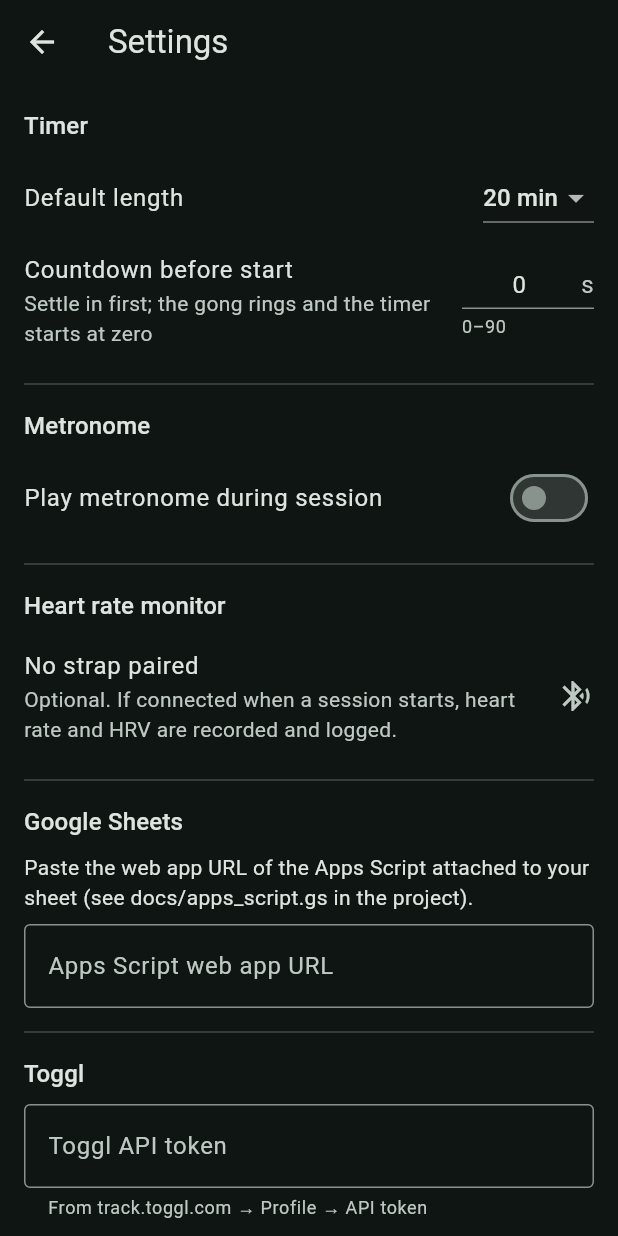
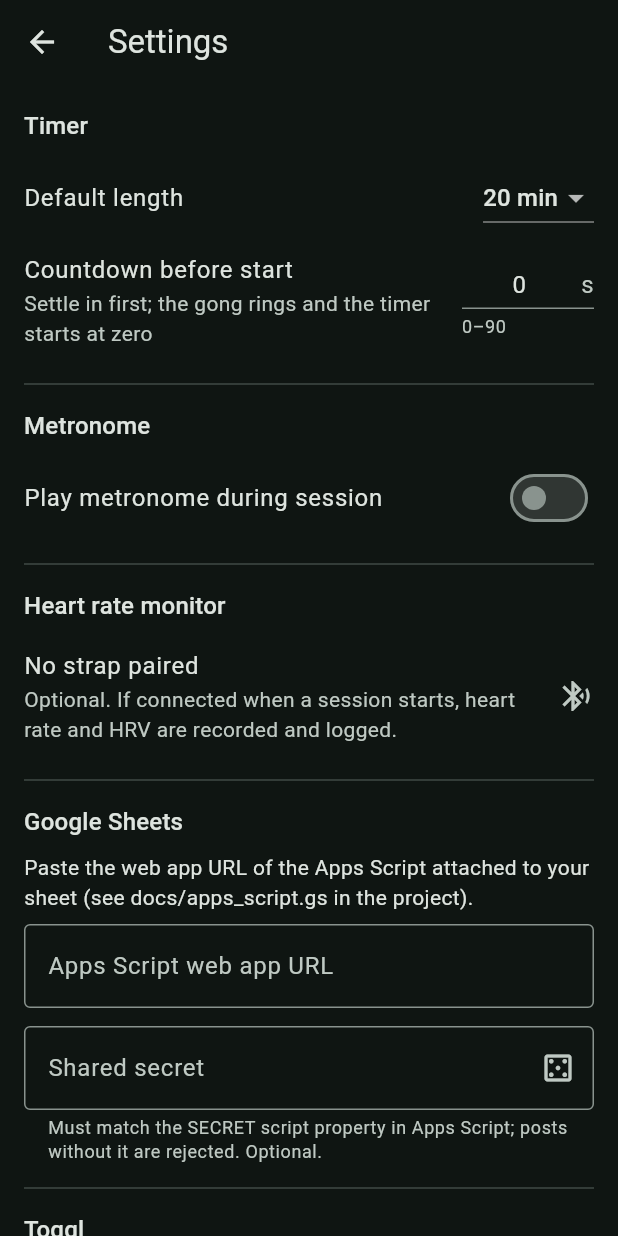
Before and after one commit to Etyre/meditation-app, a Flutter app: the SettingsScreen screen opened directly, on a phone screen of 412 x 824 dp. Run offline on Flutter 3.47's test engine with Material 3 defaults, Android fonts, the phone set to English and light mode, and no system bars; our stand-ins replace audioplayers, clock, flutter_blue_plus, shared_preferences, wakelock_plus; accounts and stored records are empty; statements that could not run were skipped.

Commit message:
Sheets webhook: shared-secret check; gitignore private config
The Apps Script now rejects posts that don't carry the SECRET script
property; the app sends it from a new Settings field (with a generator)
and follows the Apps Script redirect so a rejection marks the session
unsent instead of silently succeeding. .gitignore gains a section for
private/local config (device UDID, tokens, backups, credentials).

Co-Authored-By: Claude Fable 5.1 <noreply@anthropic.com>
Claude-Session: https://claude.ai/code/session_0181Fz4stKeQBCiqJhTvmq9o

```diff
--- a/lib/core/models/app_settings.dart
+++ b/lib/core/models/app_settings.dart
@@ -13,6 +13,11 @@ class AppSettings {
 
   /// Google Apps Script "web app" URL that appends a row to the sheet.
   final String sheetsWebhookUrl;
+
+  /// Shared secret sent with every upload; the Apps Script rejects posts
+  /// that don't carry the same value (its SECRET script property). Empty
+  /// means the URL alone is the credential.
+  final String sheetsSecret;
 
   /// Toggl Track API token (from https://track.toggl.com/profile).
   final String togglApiToken;
@@ -40,6 +45,7 @@ class AppSettings {
     this.countdownSeconds = 0,
     this.metronome = MetronomeConfig.defaults,
     this.sheetsWebhookUrl = '',
+    this.sheetsSecret = '',
     this.togglApiToken = '',
     this.togglWorkspaceId = 0,
     this.togglDescription = 'Meditation',
@@ -69,6 +75,7 @@ class AppSettings {
     int? countdownSeconds,
     MetronomeConfig? metronome,
     String? sheetsWebhookUrl,
+    String? sheetsSecret,
     String? togglApiToken,
     int? togglWorkspaceId,
     String? togglDescription,
@@ -83,6 +90,7 @@ class AppSettings {
         countdownSeconds: countdownSeconds ?? this.countdownSeconds,
         metronome: metronome ?? this.metronome,
         sheetsWebhookUrl: sheetsWebhookUrl ?? this.sheetsWebhookUrl,
+        sheetsSecret: sheetsSecret ?? this.sheetsSecret,
         togglApiToken: togglApiToken ?? this.togglApiToken,
         togglWorkspaceId: togglWorkspaceId ?? this.togglWorkspaceId,
         togglDescription: togglDescription ?? this.togglDescription,
@@ -98,6 +106,7 @@ class AppSettings {
         'countdownSeconds': countdownSeconds,
         'metronome': metronome.toJson(),
         'sheetsWebhookUrl': sheetsWebhookUrl,
+        'sheetsSecret': sheetsSecret,
         'togglApiToken': togglApiToken,
         'togglWorkspaceId': togglWorkspaceId,
         'togglDescription': togglDescription,
@@ -116,6 +125,7 @@ class AppSettings {
       metronome: MetronomeConfig.fromJson(
           (json['metronome'] as Map?)?.cast<String, dynamic>()),
       sheetsWebhookUrl: json['sheetsWebhookUrl'] as String? ?? '',
+      sheetsSecret: json['sheetsSecret'] as String? ?? '',
       togglApiToken: json['togglApiToken'] as String? ?? '',
       togglWorkspaceId: (json['togglWorkspaceId'] as num?)?.toInt() ?? 0,
       togglDescription: json['togglDescription'] as String? ?? 'Meditation',
--- a/lib/main.dart
+++ b/lib/main.dart
@@ -29,7 +29,9 @@ Future<void> main() async {
   final metronome = Metronome(audio);
   final recorder = HrRecorder(clock: clock);
   final sheets = WebhookSheetsLogger(
-      getUrl: () => settingsStore.settings.sheetsWebhookUrl);
+    getUrl: () => settingsStore.settings.sheetsWebhookUrl,
+    getSecret: () => settingsStore.settings.sheetsSecret,
+  );
   final toggl = TogglApiService(
     getApiToken: () => settingsStore.settings.togglApiToken,
     getWorkspaceId: () => settingsStore.settings.togglWorkspaceId,
--- a/lib/ui/settings_screen.dart
+++ b/lib/ui/settings_screen.dart
@@ -1,3 +1,5 @@
+import 'dart:math';
+
 import 'package:flutter/material.dart';
 import 'package:provider/provider.dart';
 
@@ -18,6 +20,7 @@ class SettingsScreen extends StatefulWidget {
 
 class _SettingsScreenState extends State<SettingsScreen> {
   late TextEditingController _sheetsUrl;
+  late TextEditingController _sheetsSecret;
   late TextEditingController _togglToken;
   late TextEditingController _togglDescription;
   late Metronome _metronome;
@@ -30,6 +33,7 @@ class _SettingsScreenState extends State<SettingsScreen> {
     _metronome = context.read<Metronome>();
     final s = context.read<SettingsStore>().settings;
     _sheetsUrl = TextEditingController(text: s.sheetsWebhookUrl);
+    _sheetsSecret = TextEditingController(text: s.sheetsSecret);
     _togglToken = TextEditingController(text: s.togglApiToken);
     _togglDescription = TextEditingController(text: s.togglDescription);
   }
@@ -37,6 +41,7 @@ class _SettingsScreenState extends State<SettingsScreen> {
   @override
   void dispose() {
     _sheetsUrl.dispose();
+    _sheetsSecret.dispose();
     _togglToken.dispose();
     _togglDescription.dispose();
     _metronome.stop();
@@ -46,6 +51,16 @@ class _SettingsScreenState extends State<SettingsScreen> {
   SettingsStore get _store => context.read<SettingsStore>();
 
   void _update(AppSettings next) => _store.update(next);
+
+  /// Fills in a fresh 32-character alphanumeric secret.
+  void _generateSheetsSecret() {
+    const chars = 'ABCDEFGHJKLMNPQRSTUVWXYZabcdefghijkmnopqrstuvwxyz23456789';
+    final rng = Random.secure();
+    final secret = String.fromCharCodes(
+        List.generate(32, (_) => chars.codeUnitAt(rng.nextInt(chars.length))));
+    _sheetsSecret.text = secret;
+    _update(_store.settings.copyWith(sheetsSecret: secret));
+  }
 
   Future<void> _pickTogglProject() async {
     final toggl = context.read<TogglApiService>();
@@ -222,6 +237,26 @@ class _SettingsScreenState extends State<SettingsScreen> {
             onChanged: (v) =>
                 _update(_store.settings.copyWith(sheetsWebhookUrl: v)),
           ),
+          const SizedBox(height: 12),
+          TextField(
+            controller: _sheetsSecret,
+            autocorrect: false,
+            enableSuggestions: false,
+            decoration: InputDecoration(
+              labelText: 'Shared secret',
+              helperText: 'Must match the SECRET script property in Apps '
+                  'Script; posts without it are rejected. Optional.',
+              helperMaxLines: 3,
+              border: const OutlineInputBorder(),
+              suffixIcon: IconButton(
+                tooltip: 'Generate a random secret',
+                icon: const Icon(Icons.casino_outlined),
+                onPressed: _generateSheetsSecret,
+              ),
+            ),
+            onChanged: (v) =>
+                _update(_store.settings.copyWith(sheetsSecret: v)),
+          ),
           const Divider(height: 32),
           _sectionTitle('Toggl'),
           TextField(
```
Also changed, not shown: lib/infra/sheets/webhook_sheets_logger.dart (+46 -7 lines), 5 other files.
